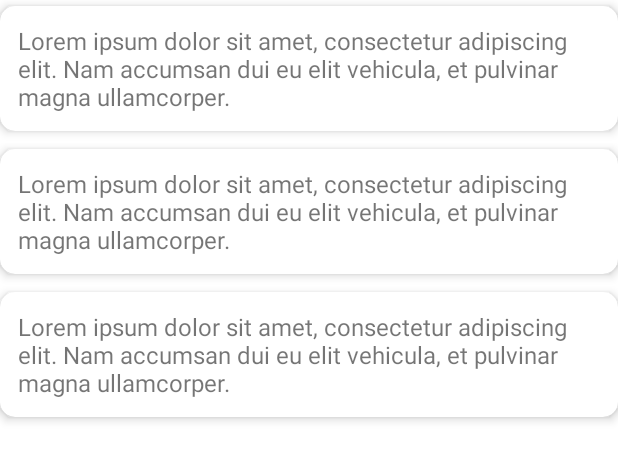
After one commit to amandagsantos16/Pos-Covid-App, an Android app: the layout fragment_notificacoes.xml on its own in the app's theme, with its tools: preview values and no code run, on a phone screen of 412 x 824 dp. The commit adds this screen. Shown: the top 461 px of the screen. Run offline under Robolectric (Android 15) with nearby library versions, the phone set to English and light mode, and no system bars.

Commit message:
tela de notificacoes

```diff
--- a/app/src/main/java/com/amanda/poscovid/modelo/Notificacao.kt
+++ b/app/src/main/java/com/amanda/poscovid/modelo/Notificacao.kt
@@ -7,4 +7,6 @@ import java.io.Serializable
 class Notificacao : Serializable {
     var id: String? = String()
     var mensagem: String? = String()
+    var psicologoId: String? = String()
+    var pacienteId: String? = String()
 }
--- a/app/src/main/java/com/amanda/poscovid/ui/activity/HomeActivity.kt
+++ b/app/src/main/java/com/amanda/poscovid/ui/activity/HomeActivity.kt
@@ -8,6 +8,7 @@ import android.view.View.GONE
 import android.view.View.VISIBLE
 import android.widget.TextView
 import androidx.appcompat.app.AppCompatActivity
+import androidx.navigation.NavController
 import androidx.navigation.findNavController
 import androidx.navigation.ui.AppBarConfiguration
 import androidx.navigation.ui.navigateUp
@@ -23,6 +24,7 @@ import org.koin.androidx.viewmodel.ext.android.viewModel
 class HomeActivity : AppCompatActivity() {
 
     private lateinit var appBarConfiguration: AppBarConfiguration
+    private lateinit var navController: NavController
     private lateinit var binding: ActivityHomeBinding
     private val userPreference by inject<IUserPreferenceHelper>()
     private val tokenPreference by inject<ITokenPreferenceHelper>()
@@ -36,7 +38,7 @@ class HomeActivity : AppCompatActivity() {
 
         setSupportActionBar(binding.appBarHome.toolbar)
 
-        val navController = findNavController(R.id.nav_host_fragment_content_home)
+        navController = findNavController(R.id.nav_host_fragment_content_home)
         appBarConfiguration = AppBarConfiguration(setOf(R.id.home, R.id.nav_agenda, R.id.nav_logoff, R.id.nav_login), binding.drawerLayout)
         setupActionBarWithNavController(navController, appBarConfiguration)
         binding.navView.setNavigationItemSelectedListener {
@@ -104,6 +106,7 @@ class HomeActivity : AppCompatActivity() {
         notificacaoItem = menu.findItem(R.id.menu_notificacao)
         notificacaoItem.setOnMenuItemClickListener {
             viewModel.notificacoesLidas()
+            navController.navigate(R.id.action_global_notificacoes)
             true
         }
         validMenuItem()
--- /dev/null
+++ b/app/src/main/res/layout/fragment_notificacoes.xml
@@ -0,0 +1,19 @@
+<?xml version="1.0" encoding="utf-8"?>
+<androidx.constraintlayout.widget.ConstraintLayout xmlns:android="http://schemas.android.com/apk/res/android"
+    xmlns:app="http://schemas.android.com/apk/res-auto"
+    xmlns:tools="http://schemas.android.com/tools"
+    android:layout_width="match_parent"
+    android:layout_height="match_parent">
+
+    <androidx.recyclerview.widget.RecyclerView
+        android:id="@+id/recyclerView"
+        android:layout_width="match_parent"
+        android:layout_height="match_parent"
+        app:layoutManager="androidx.recyclerview.widget.LinearLayoutManager"
+        app:layout_constraintBottom_toBottomOf="parent"
+        app:layout_constraintEnd_toEndOf="parent"
+        app:layout_constraintStart_toStartOf="parent"
+        app:layout_constraintTop_toTopOf="parent"
+        tools:listitem="@layout/item_notificacao" />
+
+</androidx.constraintlayout.widget.ConstraintLayout>
--- /dev/null
+++ b/app/src/main/res/layout/item_notificacao.xml
@@ -0,0 +1,32 @@
+<?xml version="1.0" encoding="utf-8"?>
+<LinearLayout xmlns:android="http://schemas.android.com/apk/res/android"
+    xmlns:app="http://schemas.android.com/apk/res-auto"
+    android:layout_width="match_parent"
+    android:layout_height="wrap_content"
+    android:background="?android:selectableItemBackground">
+
+    <androidx.cardview.widget.CardView
+        android:layout_width="match_parent"
+        android:layout_height="wrap_content"
+        android:layout_marginTop="4dp"
+        android:layout_marginBottom="8dp"
+        app:cardCornerRadius="10dp"
+        app:cardElevation="4dp">
+
+        <LinearLayout
+            android:layout_width="match_parent"
+            android:layout_height="match_parent"
+            android:orientation="vertical">
+
+            <TextView
+                android:id="@+id/notificacao_texto"
+                android:layout_width="match_parent"
+                android:layout_height="wrap_content"
+                android:layout_margin="12dp"
+                android:text="Lorem ipsum dolor sit amet, consectetur adipiscing elit. Nam accumsan dui eu elit vehicula, et pulvinar magna ullamcorper. "
+                android:textSize="16sp" />
+        </LinearLayout>
+
+    </androidx.cardview.widget.CardView>
+
+</LinearLayout>
```
Also changed, not shown: app/src/main/java/com/amanda/poscovid/ui/adapter/list/NotificacaoAdapter.kt (added, +45 -0 lines), app/src/main/java/com/amanda/poscovid/ui/fragment/NotificacoesFragment.kt (added, +49 -0 lines), app/src/main/res/navigation/main_graph.xml (+17 -1 lines).
